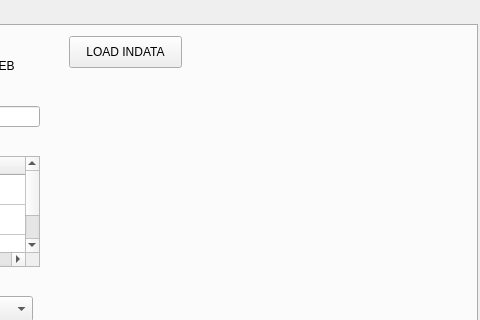
The window that pySTEL/STELLOPT.ui (PrincetonUniversity/STELLOPT) describes before a commit, drawn with Qt 5; both pictures show x 413 to 893 and y 0 to 320 of the 893 by 634 pixel window.
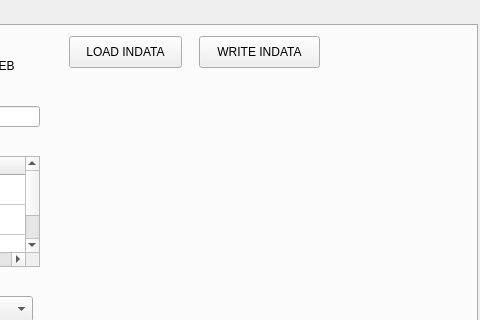
The same window after the commit.

Commit message: Added Save Button, write_indata_namelist still crashing

```diff
--- a/pySTEL/STELLOPT.ui
+++ b/pySTEL/STELLOPT.ui
@@ -698,6 +698,19 @@
        </property>
       </item>
      </widget>
+     <widget class="QPushButton" name="ButtonWriteIndata">
+      <property name="geometry">
+       <rect>
+        <x>610</x>
+        <y>10</y>
+        <width>121</width>
+        <height>32</height>
+       </rect>
+      </property>
+      <property name="text">
+       <string>WRITE INDATA</string>
+      </property>
+     </widget>
     </widget>
    </widget>
   </widget>
```
The commit also changes 3 other files.
